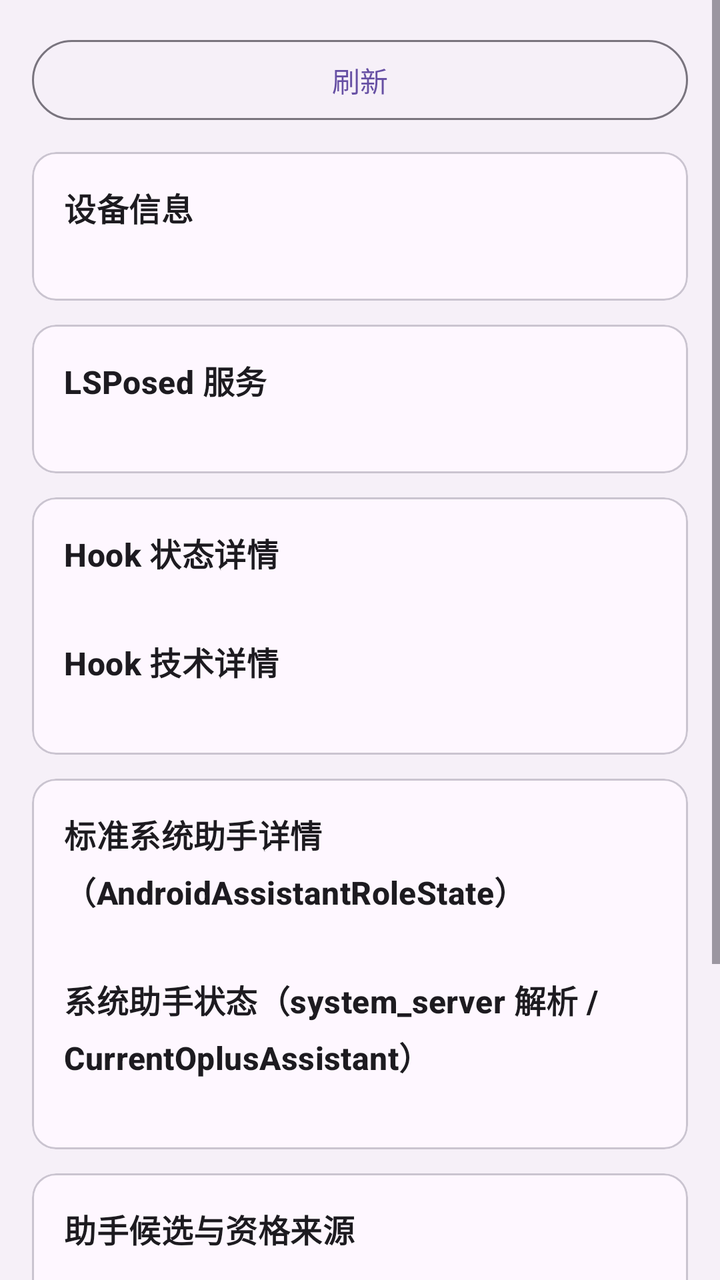
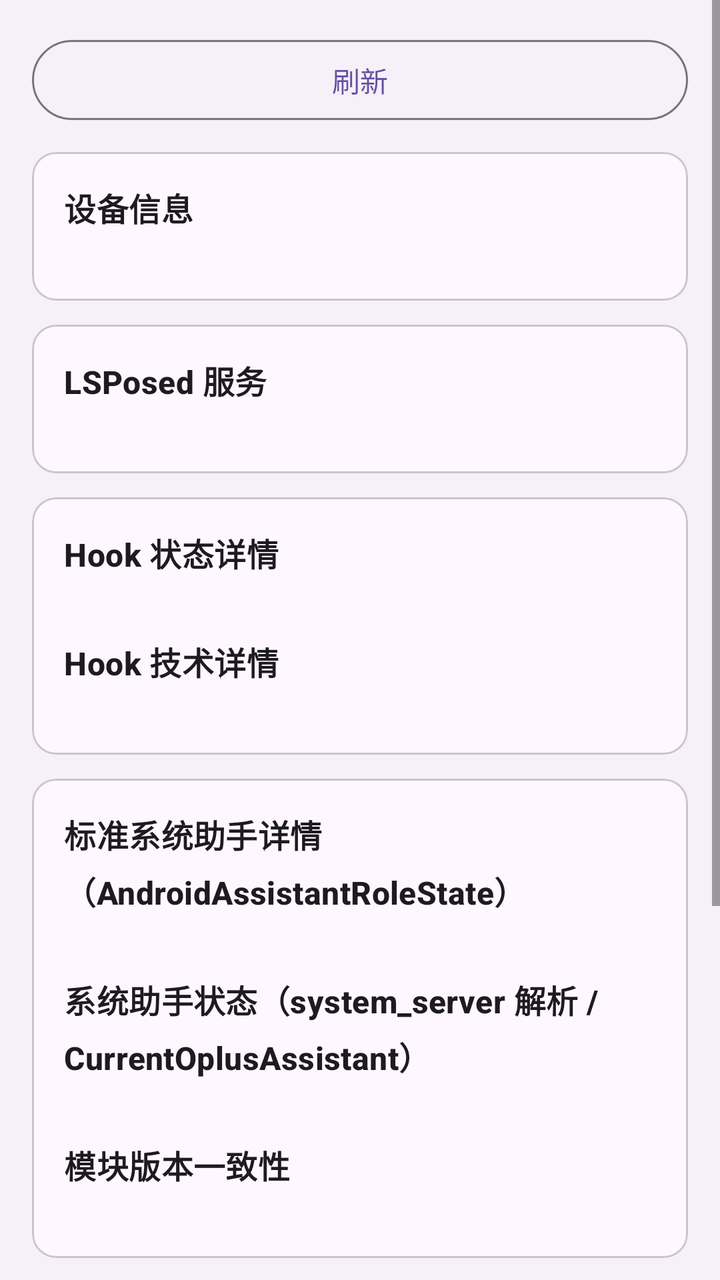

Before-and-after screenshots of an Android layout around one commit, followed by the original layout XML and the change that was made.
<!-- AndroidManifest.xml: application theme Theme.Ouhuan -->
<!-- res/layout/activity_diagnostics.xml -->
<?xml version="1.0" encoding="utf-8"?>
<ScrollView xmlns:android="http://schemas.android.com/apk/res/android"
    android:layout_width="match_parent"
    android:layout_height="match_parent">

    <LinearLayout
        android:layout_width="match_parent"
        android:layout_height="wrap_content"
        android:orientation="vertical"
        android:padding="16dp">

        <com.google.android.material.button.MaterialButton
            android:id="@+id/btnRefresh"
            style="@style/Widget.Material3.Button.OutlinedButton"
            android:layout_width="match_parent"
            android:layout_height="wrap_content"
            android:layout_marginBottom="12dp"
            android:text="@string/btn_refresh" />

        <com.google.android.material.card.MaterialCardView
            android:layout_width="match_parent"
            android:layout_height="wrap_content"
            android:layout_marginBottom="12dp">

            <LinearLayout
                android:layout_width="match_parent"
                android:layout_height="wrap_content"
                android:orientation="vertical"
                android:padding="16dp">

                <TextView
                    style="@style/SectionTitle"
                    android:layout_width="wrap_content"
                    android:layout_height="wrap_content"
                    android:text="@string/diagnostics_device" />

                <TextView
                    android:id="@+id/tvDevice"
                    android:layout_width="match_parent"
                    android:layout_height="wrap_content"
                    android:textIsSelectable="true" />
            </LinearLayout>
        </com.google.android.material.card.MaterialCardView>

        <com.google.android.material.card.MaterialCardView
            android:layout_width="match_parent"
            android:layout_height="wrap_content"
            android:layout_marginBottom="12dp">

            <LinearLayout
                android:layout_width="match_parent"
                android:layout_height="wrap_content"
                android:orientation="vertical"
                android:padding="16dp">

                <TextView
                    style="@style/SectionTitle"
                    android:layout_width="wrap_content"
                    android:layout_height="wrap_content"
                    android:text="@string/diagnostics_service" />

                <TextView
                    android:id="@+id/tvService"
                    android:layout_width="match_parent"
                    android:layout_height="wrap_content"
                    android:textIsSelectable="true" />
            </LinearLayout>
        </com.google.android.material.card.MaterialCardView>

        <com.google.android.material.card.MaterialCardView
            android:layout_width="match_parent"
            android:layout_height="wrap_content"
            android:layout_marginBottom="12dp">

            <LinearLayout
                android:layout_width="match_parent"
                android:layout_height="wrap_content"
                android:orientation="vertical"
                android:padding="16dp">

                <TextView
                    style="@style/SectionTitle"
                    android:layout_width="wrap_content"
                    android:layout_height="wrap_content"
                    android:text="@string/diagnostics_hook" />

                <TextView
                    android:id="@+id/tvHook"
                    android:layout_width="match_parent"
                    android:layout_height="wrap_content"
                    android:textIsSelectable="true" />

                <TextView
                    style="@style/SectionTitle"
                    android:layout_width="wrap_content"
                    android:layout_height="wrap_content"
                    android:layout_marginTop="12dp"
                    android:text="@string/diagnostics_hook_tech" />

                <TextView
                    android:id="@+id/tvHookTech"
                    android:layout_width="match_parent"
                    android:layout_height="wrap_content"
                    android:textIsSelectable="true" />
            </LinearLayout>
        </com.google.android.material.card.MaterialCardView>

        <com.google.android.material.card.MaterialCardView
            android:layout_width="match_parent"
            android:layout_height="wrap_content"
            android:layout_marginBottom="12dp">

            <LinearLayout
                android:layout_width="match_parent"
                android:layout_height="wrap_content"
                android:orientation="vertical"
                android:padding="16dp">

                <TextView
                    style="@style/SectionTitle"
                    android:layout_width="wrap_content"
                    android:layout_height="wrap_content"
                    android:text="@string/diagnostics_assistant_detail" />

                <TextView
                    android:id="@+id/tvAssistantDetail"
                    android:layout_width="match_parent"
                    android:layout_height="wrap_content"
                    android:textIsSelectable="true" />

                <TextView
                    style="@style/SectionTitle"
                    android:layout_width="wrap_content"
                    android:layout_height="wrap_content"
                    android:layout_marginTop="12dp"
                    android:text="@string/diagnostics_system_server_state" />

                <TextView
                    android:id="@+id/tvSystemServer"
                    android:layout_width="match_parent"
                    android:layout_height="wrap_content"
                    android:textIsSelectable="true" />
            </LinearLayout>
        </com.google.android.material.card.MaterialCardView>

        <com.google.android.material.card.MaterialCardView
            android:layout_width="match_parent"
            android:layout_height="wrap_content"
            android:layout_marginBottom="12dp">

            <LinearLayout
                android:layout_width="match_parent"
                android:layout_height="wrap_content"
                android:orientation="vertical"
                android:padding="16dp">

                <TextView
                    style="@style/SectionTitle"
                    android:layout_width="wrap_content"
                    android:layout_height="wrap_content"
                    android:text="@string/diagnostics_candidates" />

                <TextView
                    android:id="@+id/tvCandidates"
                    android:layout_width="match_parent"
                    android:layout_height="wrap_content"
                    android:textIsSelectable="true" />
            </LinearLayout>
        </com.google.android.material.card.MaterialCardView>

        <com.google.android.material.card.MaterialCardView
            android:layout_width="match_parent"
            android:layout_height="wrap_content"
            android:layout_marginBottom="12dp">

            <LinearLayout
                android:layout_width="match_parent"
                android:layout_height="wrap_content"
                android:orientation="vertical"
                android:padding="16dp">

                <TextView
                    style="@style/SectionTitle"
                    android:layout_width="wrap_content"
                    android:layout_height="wrap_content"
                    android:text="@string/diagnostics_selection_detail" />

                <TextView
                    android:id="@+id/tvSelection"
                    android:layout_width="match_parent"
                    android:layout_height="wrap_content"
                    android:textIsSelectable="true" />
            </LinearLayout>
        </com.google.android.material.card.MaterialCardView>

        <com.google.android.material.card.MaterialCardView
            android:layout_width="match_parent"
            android:layout_height="wrap_content">

            <LinearLayout
                android:layout_width="match_parent"
                android:layout_height="wrap_content"
                android:orientation="vertical"
                android:padding="16dp">

                <TextView
                    style="@style/SectionTitle"
                    android:layout_width="wrap_content"
                    android:layout_height="wrap_content"
                    android:text="@string/diagnostics_stats" />

                <TextView
                    android:id="@+id/tvStats"
                    android:layout_width="match_parent"
                    android:layout_height="wrap_content"
                    android:textIsSelectable="true" />
            </LinearLayout>
        </com.google.android.material.card.MaterialCardView>
    </LinearLayout>
</ScrollView>
<!-- resources referenced by this layout -->
<resources>
  <string name="btn_refresh">刷新</string>
  <string name="diagnostics_assistant_detail">标准系统助手详情（AndroidAssistantRoleState）</string>
  <string name="diagnostics_candidates">助手候选与资格来源</string>
  <string name="diagnostics_device">设备信息</string>
  <string name="diagnostics_hook">Hook 状态详情</string>
  <string name="diagnostics_hook_tech">Hook 技术详情</string>
  <string name="diagnostics_selection_detail">选择详情</string>
  <string name="diagnostics_service">LSPosed 服务</string>
  <string name="diagnostics_stats">日志统计</string>
  <string name="diagnostics_system_server_state">系统助手状态（system_server 解析 / CurrentOplusAssistant）</string>
  <style name="SectionTitle" parent="TextAppearance.Material3.TitleMedium">
          <item name="android:textStyle">bold</item>
      </style>
  <style name="Theme.Ouhuan" parent="Theme.Material3.DayNight">
          <item name="android:windowBackground">@color/ouhuan_bg</item>
      </style>
  <color name="ouhuan_bg">#F6F0F8</color>
</resources>

<!-- the commit's change to res/layout/activity_diagnostics.xml (unified diff, before → after) -->
@@ -140,6 +140,19 @@
                     android:layout_width="match_parent"
                     android:layout_height="wrap_content"
                     android:textIsSelectable="true" />
+
+                <TextView
+                    style="@style/SectionTitle"
+                    android:layout_width="wrap_content"
+                    android:layout_height="wrap_content"
+                    android:layout_marginTop="12dp"
+                    android:text="@string/diagnostics_module_version" />
+
+                <TextView
+                    android:id="@+id/tvModuleVersion"
+                    android:layout_width="match_parent"
+                    android:layout_height="wrap_content"
+                    android:textIsSelectable="true" />
             </LinearLayout>
         </com.google.android.material.card.MaterialCardView>
 
<!-- resource entries referenced after the edit -->
@@ -6,6 +6,7 @@
   <string name="diagnostics_device">设备信息</string>
   <string name="diagnostics_hook">Hook 状态详情</string>
   <string name="diagnostics_hook_tech">Hook 技术详情</string>
+  <string name="diagnostics_module_version">模块版本一致性</string>
   <string name="diagnostics_selection_detail">选择详情</string>
   <string name="diagnostics_service">LSPosed 服务</string>
   <string name="diagnostics_stats">日志统计</string>
